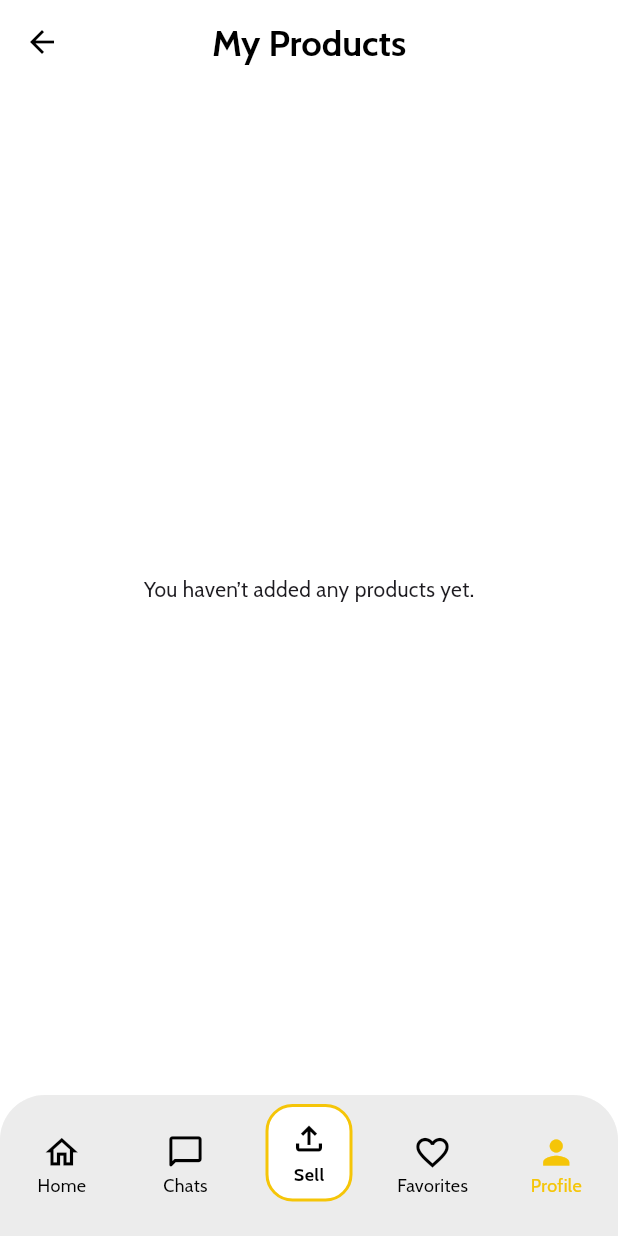
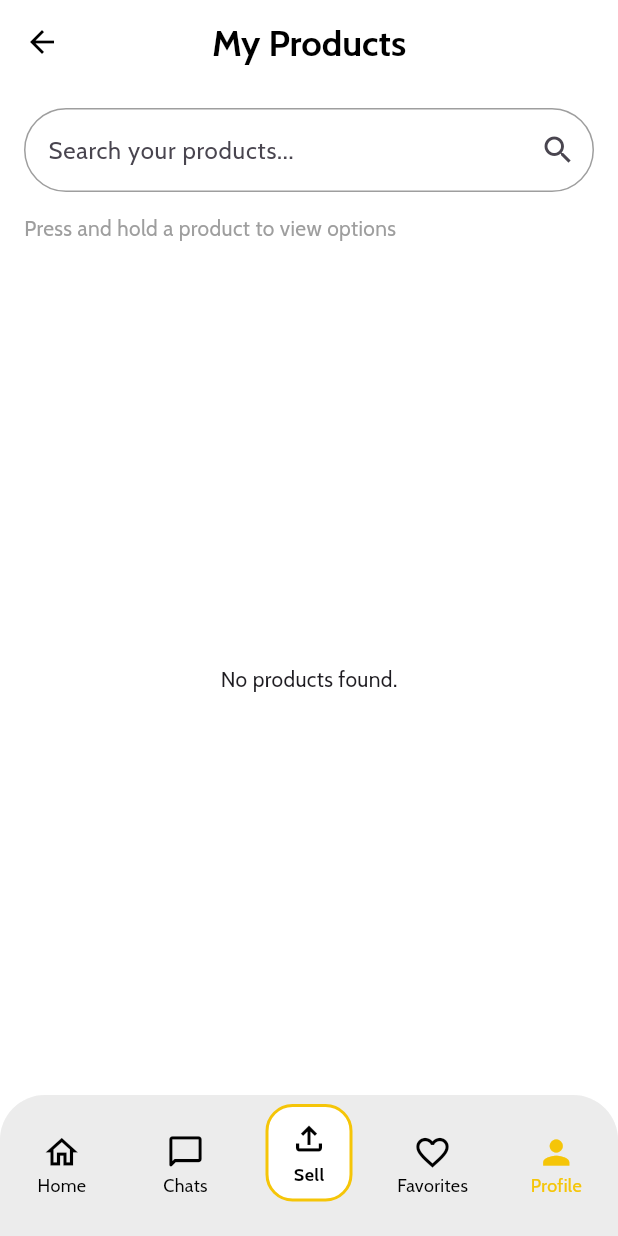
Before and after one commit to MOVILES-G22-2025/Flutter, a Flutter app: the MyProductsPage screen opened by its route, on a phone screen of 412 x 824 dp. Run offline on Flutter 3.47's test engine with Material 3 defaults, Android fonts, the phone set to English and light mode, and no system bars; our stand-ins replace cached_network_image, cloud_firestore, firebase_auth, firebase_core, firebase_messaging, firebase_storage and 1 more; missing offline and left inert: algolia; accounts and stored records are empty.

Commit message:
feat: add search functionality to Favorites and My Products pages

```diff
--- a/lib/presentation/views/products/my_products_page.dart
+++ b/lib/presentation/views/products/my_products_page.dart
@@ -6,9 +6,11 @@ import 'package:senemarket/constants.dart';
 import 'package:senemarket/domain/entities/product.dart';
 import 'package:senemarket/data/repositories/product_repository_impl.dart';
 import 'package:senemarket/presentation/views/products/viewmodel/edit_product_viewmodel.dart';
+import 'package:senemarket/presentation/views/products/edit_product_page.dart';
 import 'package:senemarket/presentation/widgets/global/navigation_bar.dart';
 import 'package:senemarket/presentation/views/products/widgets/my_product_card.dart';
-import 'package:senemarket/presentation/views/products/edit_product_page.dart';
+import 'package:senemarket/presentation/views/products/viewmodel/product_search_viewmodel.dart';
+import 'package:senemarket/presentation/widgets/global/search_bar.dart' as searchBar;
 
 class MyProductsPage extends StatefulWidget {
   const MyProductsPage({Key? key}) : super(key: key);
@@ -20,7 +22,6 @@ class MyProductsPage extends StatefulWidget {
 class _MyProductsPageState extends State<MyProductsPage> {
   final _auth = FirebaseAuth.instance;
   final _productRepo = ProductRepositoryImpl();
-
   int _selectedIndex = 4;
 
   Future<void> _deleteProduct(String productId) async {
@@ -30,14 +31,8 @@ class _MyProductsPageState extends State<MyProductsPage> {
         title: const Text("Delete Product"),
         content: const Text("Are you sure you want to delete this product?"),
         actions: [
-          TextButton(
-            onPressed: () => Navigator.pop(context, false),
-            child: const Text("Cancel"),
-          ),
-          TextButton(
-            onPressed: () => Navigator.pop(context, true),
-            child: const Text("Delete"),
-          ),
+          TextButton(onPressed: () => Navigator.pop(context, false), child: const Text("Cancel")),
+          TextButton(onPressed: () => Navigator.pop(context, true), child: const Text("Delete")),
         ],
       ),
     );
@@ -48,8 +43,18 @@ class _MyProductsPageState extends State<MyProductsPage> {
   }
 
   @override
+  void initState() {
+    super.initState();
+    WidgetsBinding.instance.addPostFrameCallback((_) {
+      context.read<ProductSearchViewModel>().updateSearchQuery('');
+    });
+  }
+
+  @override
   Widget build(BuildContext context) {
     final user = _auth.currentUser;
+    final searchVM = context.watch<ProductSearchViewModel>();
+    final searchQuery = searchVM.searchQuery.trim();
 
     return Scaffold(
       backgroundColor: AppColors.primary50,
@@ -70,7 +75,36 @@ class _MyProductsPageState extends State<MyProductsPage> {
       ),
       body: user == null
           ? const Center(child: Text("Not logged in"))
-          : StreamBuilder<List<Product>>(
+          : Column(
+        children: [
+          Padding(
+            padding: const EdgeInsets.fromLTRB(16, 16, 16, 0),
+            child: searchBar.SearchBar(
+              hintText: 'Search your products...',
+              onChanged: (query) {
+                searchVM.updateSearchQuery(query);
+              },
+            ),
+          ),
+
+          const SizedBox(height: 10),
+          const Padding(
+            padding: EdgeInsets.only(top: 4.0, left: 16.0, right: 16.0),
+            child: Align(
+              alignment: Alignment.centerLeft,
+              child: Text(
+                'Press and hold a product to view options',
+                style: TextStyle(
+                  fontSize: 14,
+                  fontFamily: 'Cabin',
+                  color: Colors.grey,
+                  fontWeight: FontWeight.w400,
+                ),
+              ),
+            ),
+          ),
+          const SizedBox(height: 14),          Expanded(
+            child: StreamBuilder<List<Product>>(
               stream: _productRepo.getProductsStream(),
               builder: (context, snapshot) {
                 if (snapshot.connectionState == ConnectionState.waiting) {
@@ -78,27 +112,31 @@ class _MyProductsPageState extends State<MyProductsPage> {
                 }
 
                 final allProducts = snapshot.data ?? [];
-          final myProducts = allProducts
-              .where((p) => p.userId == user.uid)
-              .toList();
+                final myProducts = allProducts.where((p) => p.userId == user.uid).toList();
 
-          if (myProducts.isEmpty) {
-            return const Center(
-              child: Text("You haven’t added any products yet."),
-            );
+                final displayedProducts = searchQuery.isEmpty
+                    ? myProducts
+                    : myProducts.where((p) {
+                  final q = searchQuery.toLowerCase();
+                  return p.name.toLowerCase().contains(q) ||
+                      p.description.toLowerCase().contains(q);
+                }).toList();
+
+                if (displayedProducts.isEmpty) {
+                  return const Center(child: Text("No products found."));
                 }
 
                 return GridView.builder(
                   padding: const EdgeInsets.all(16),
-            itemCount: myProducts.length,
+                  itemCount: displayedProducts.length,
                   gridDelegate: const SliverGridDelegateWithFixedCrossAxisCount(
-              crossAxisCount: 2, // Two products per row
+                    crossAxisCount: 2,
                     crossAxisSpacing: 10,
                     mainAxisSpacing: 10,
-              childAspectRatio: 0.75, // Adjust height/width ratio
+                    childAspectRatio: 0.75,
                   ),
                   itemBuilder: (context, index) {
-              final product = myProducts[index];
+                    final product = displayedProducts[index];
                     return MyProductCard(
                       product: product,
                       onDelete: () => _deleteProduct(product.id),
@@ -116,6 +154,9 @@ class _MyProductsPageState extends State<MyProductsPage> {
                 );
               },
             ),
+          ),
+        ],
+      ),
       bottomNavigationBar: NavigationBarApp(selectedIndex: _selectedIndex),
     );
   }
--- a/lib/presentation/widgets/global/search_bar.dart
+++ b/lib/presentation/widgets/global/search_bar.dart
@@ -1,16 +1,16 @@
 import 'package:flutter/material.dart';
-import 'package:provider/provider.dart';
 import '../../../constants.dart';
-import '../../../presentation/views/products/viewmodel/product_search_viewmodel.dart';
 
 class SearchBar extends StatefulWidget {
   final String hintText;
   final ValueChanged<String>? onChanged;
+  final TextEditingController? controller;
 
   const SearchBar({
     Key? key,
     this.hintText = 'Search...',
     this.onChanged,
+    this.controller,
   }) : super(key: key);
 
   @override
@@ -19,12 +19,13 @@ class SearchBar extends StatefulWidget {
 
 class _SearchBarState extends State<SearchBar> {
   final FocusNode _focusNode = FocusNode();
-  final TextEditingController _controller = TextEditingController();
+  late final TextEditingController _internalController;
   bool _isFocused = false;
 
   @override
   void initState() {
     super.initState();
+    _internalController = widget.controller ?? TextEditingController();
 
     _focusNode.addListener(() {
       setState(() {
@@ -36,22 +37,23 @@ class _SearchBarState extends State<SearchBar> {
   @override
   void dispose() {
     _focusNode.dispose();
-    _controller.dispose();
+    if (widget.controller == null) {
+      _internalController.dispose();
+    }
     super.dispose();
   }
 
-  void _clearText(BuildContext context) {
-    _controller.clear();
+  void _clearText() {
+    _internalController.clear();
     widget.onChanged?.call('');
-    context.read<ProductSearchViewModel>().clearSearch(); // <- clave
-    FocusScope.of(context).unfocus(); // cierra el teclado si está activo
+    FocusScope.of(context).requestFocus(_focusNode); // Retiene el teclado
   }
 
   @override
   Widget build(BuildContext context) {
     return TextField(
+      controller: _internalController,
       focusNode: _focusNode,
-      controller: _controller,
       onChanged: widget.onChanged,
       decoration: InputDecoration(
         hintText: widget.hintText,
@@ -62,17 +64,13 @@ class _SearchBarState extends State<SearchBar> {
           borderRadius: BorderRadius.circular(30.0),
         ),
         focusedBorder: OutlineInputBorder(
-          borderSide: const BorderSide(
-            color: AppColors.primary20,
-            width: 2.0,
-          ),
+          borderSide: const BorderSide(color: AppColors.primary20, width: 2.0),
           borderRadius: BorderRadius.circular(100.0),
         ),
-        // Muestra una "X" si hay texto, si no muestra el ícono de búsqueda
-        suffixIcon: _controller.text.isNotEmpty
+        suffixIcon: _internalController.text.isNotEmpty
             ? IconButton(
           icon: const Icon(Icons.close),
-          onPressed: () => _clearText(context),
+          onPressed: _clearText,
         )
             : const Icon(Icons.search),
       ),
```
Also changed, not shown: lib/presentation/views/favorites/favorite_page.dart (+32 -10 lines), lib/presentation/views/products/widgets/my_product_card.dart (+66 -34 lines), 1 other file. Lines whose indentation alone changed are shown as unchanged.
